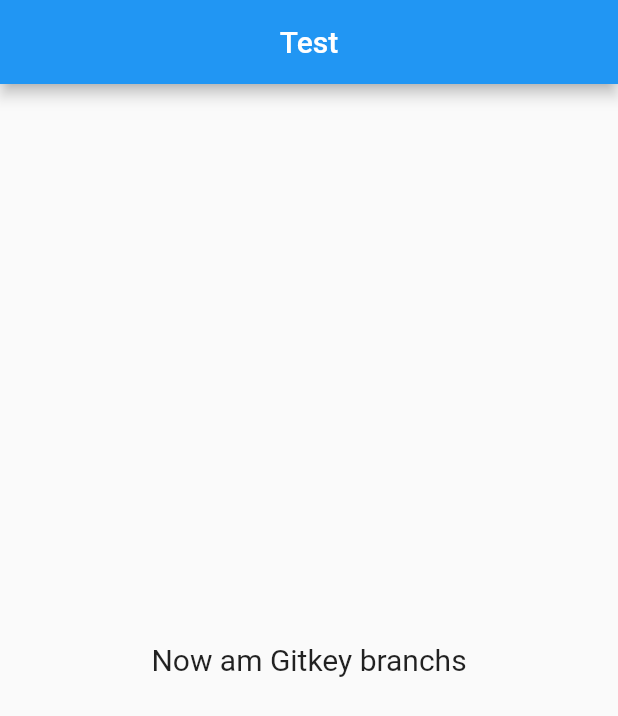
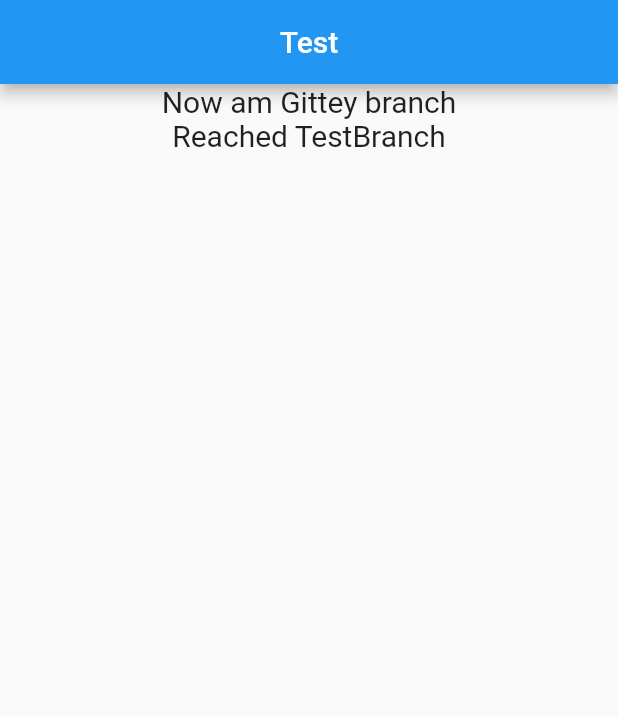
Before and after one commit to cg-MohammedSaliya/gittesttwo, a Flutter app: the screen it shows after launch, on a phone screen of 412 x 824 dp. Shown: the top 716 px of the screen. Run offline on Flutter 3.47's test engine with Material 2 defaults, Android fonts, the phone set to English and light mode, and no system bars; our stand-ins replace get.

Commit message:
Now am TestBranch branchs

```diff
--- a/lib/app/modules/home/views/home_view.dart
+++ b/lib/app/modules/home/views/home_view.dart
@@ -5,7 +5,6 @@ import 'package:get/get.dart';
 import '../controllers/home_controller.dart';
 
 class HomeView extends GetView<HomeController> {
-
   const HomeView({Key? key}) : super(key: key);
 
   @override
@@ -15,10 +14,18 @@ class HomeView extends GetView<HomeController> {
         title: const Text('Test'),
         centerTitle: true,
       ),
-      body: const Center(
-        child: Text(
-          'Now am Gitkey branchs',
-          style: TextStyle(fontSize: 20),
+      body: Center(
+        child: Column(
+          children:const  [
+            Text(
+              'Now am Gittey branch',
+              style: TextStyle(fontSize: 20),
+            ),
+            Text(
+              'Reached TestBranch',
+              style: TextStyle(fontSize: 20),
+            ),
+          ],
         ),
       ),
     );
```
